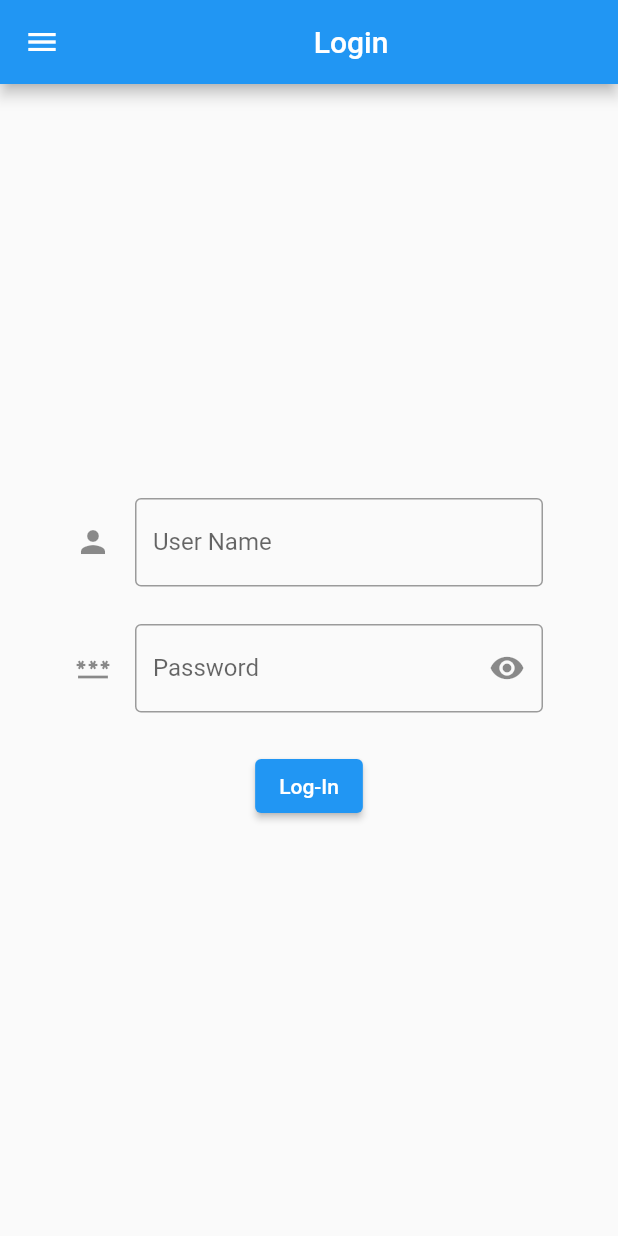
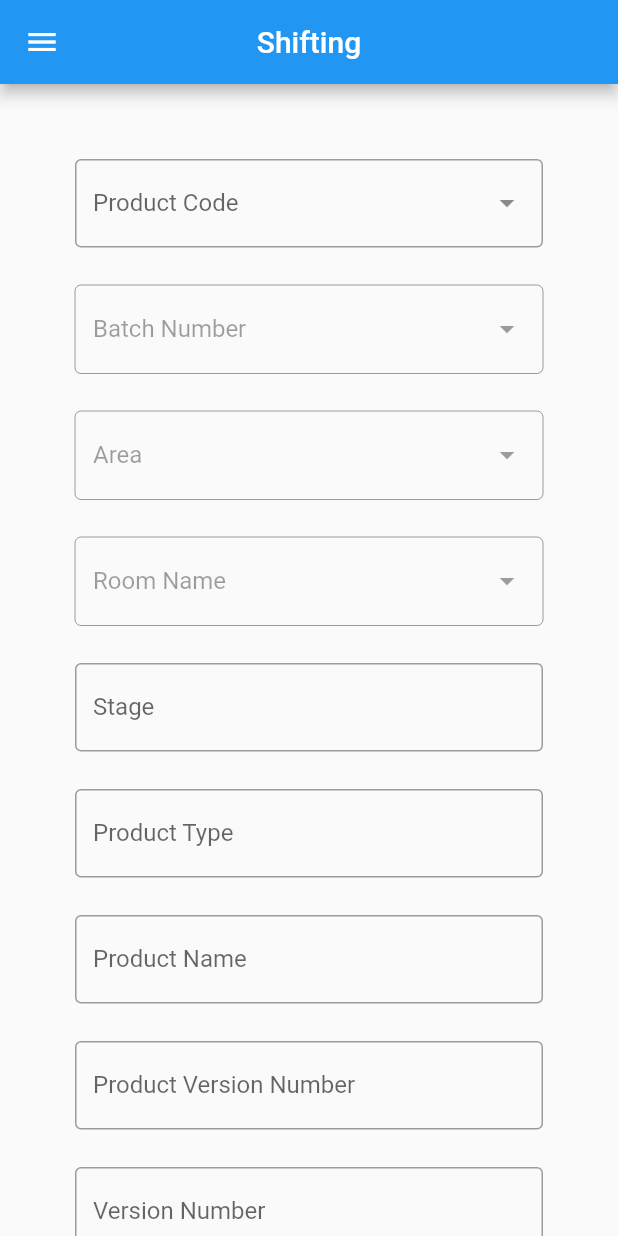
Before and after one commit to Pradeep2328/Pradeep2328, a Flutter app: the screen it shows after launch, on a phone screen of 412 x 824 dp. Run offline on Flutter 3.47's test engine with Material 2 defaults, Android fonts, the phone set to English and light mode, and no system bars; drawn by our look-alikes of dropdown_search; our stand-ins replace dio; missing offline and left inert: network_info_plus.

Commit message:
Shifting Till Scan Complete

```diff
--- a/lib/common/messages.dart
+++ b/lib/common/messages.dart
@@ -1,8 +1,3 @@
-class LoginScreenMessages {
-  static const userNameTextFieldEmpty = 'Please enter user name';
-  static const passwordTextFieldEmpty = 'Please enter user name';
-}
-
 class App {
   static const title = 'Granulation';
 }
--- /dev/null
+++ b/lib/common/urls.dart
@@ -0,0 +1,7 @@
+class ServerUrl {
+  static late final String apiUrl;
+}
+
+class ShiftingUrl {
+  static final productCodeUrl = '${ServerUrl.apiUrl}/product-code';
+}
--- /dev/null
+++ b/lib/common/widgets.dart
@@ -0,0 +1,122 @@
+import 'dart:io';
+import 'package:dropdown_search/dropdown_search.dart';
+import 'package:flutter/material.dart';
+import 'package:flutter/foundation.dart';
+import 'package:granulation/view/device_info.dart';
+
+class UserScaffold {
+  static AppBar appBar(String title) {
+    return AppBar(
+      centerTitle: true,
+      title: Text(title),
+    );
+  }
+
+  static Drawer drawer(BuildContext context) {
+    return Drawer(
+      child: ListView(
+        padding: EdgeInsets.zero,
+        children: <Widget>[
+          DrawerHeader(
+            decoration: const BoxDecoration(
+              color: Colors.blue,
+            ),
+            child: Image.asset(
+              'images/tantrasoft-logo.jpg',
+              width: 100.0,
+              height: 100.0,
+            ),
+          ),
+          ListTile(
+            leading: const Icon(Icons.miscellaneous_services),
+            iconColor: Colors.blue,
+            title: const Text(
+              'Device Information',
+              style: TextStyle(
+                fontWeight: FontWeight.bold,
+              ),
+            ),
+            textColor: Colors.black,
+            onTap: () {
+              Navigator.push(
+                context,
+                MaterialPageRoute(
+                  builder: (context) => DeviceInfo(),
+                ),
+              );
+              //Navigator.pop(context);
+            },
+          ),
+          ListTile(
+            leading: const Icon(Icons.contact_support),
+            iconColor: Colors.blue,
+            title: const Text(
+              'Contact Us',
+              style: TextStyle(
+                fontWeight: FontWeight.bold,
+              ),
+            ),
+            textColor: Colors.black,
+            onTap: () {
+              //TODO Implement Contact Us
+              Navigator.pop(context);
+            },
+          ),
+          ListTile(
+            leading: const Icon(Icons.group),
+            iconColor: Colors.blue,
+            title: const Text(
+              'About Us',
+              style: TextStyle(
+                fontWeight: FontWeight.bold,
+              ),
+            ),
+            textColor: Colors.black,
+            onTap: () {
+              //TODO Implement About Us
+              Navigator.pop(context);
+            },
+          ),
+          ListTile(
+            leading: const Icon(Icons.logout),
+            iconColor: Colors.red,
+            title: const Text(
+              'Logout',
+              style: TextStyle(
+                fontWeight: FontWeight.bold,
+              ),
+            ),
+            textColor: Colors.red,
+            onTap: () async {
+              await showDialog<void>(
+                context: context,
+                builder: (context) {
+                  return AlertDialog(
+                    title: const Text('Logout'),
+                    content: const Text('Do you wih to logout?'),
+                    actions: <Widget>[
+                      TextButton(
+                        onPressed: () {
+                          //TODO Implement Logout API and push replace login page
+                          Navigator.pop(context);
+                        },
+                        child: const Text('Logout'),
+                      ),
+                      TextButton(
+                        onPressed: () {
+                          Navigator.pop(context);
+                        },
+                        child: const Text('Cancel'),
+                      ),
+                    ],
+                  );
+                },
+              );
+              Navigator.pop(context);
+            },
+          ),
+        ],
+      ),
+    );
+  }
+}
--- a/lib/main.dart
+++ b/lib/main.dart
@@ -1,5 +1,6 @@
 import 'package:flutter/material.dart';
 import 'package:granulation/view/login.dart';
+import 'package:granulation/view/shifting.dart';
 
 void main() {
   runApp(const MainApp());
@@ -11,7 +12,8 @@ class MainApp extends StatelessWidget {
   @override
   Widget build(BuildContext context) {
     return const MaterialApp(
-      home: LogIn(),
+      home: Shifting(),
+      //home: LogIn(),
     );
   }
 }
--- /dev/null
+++ b/lib/models/shifting/product_code.dart
@@ -0,0 +1,44 @@
+class ProductCodeModel {
+  final String id;
+  final DateTime createdAt;
+  final String name;
+  final String avatar;
+
+  ProductCodeModel({
+    required this.id,
+    required this.createdAt,
+    required this.name,
+    required this.avatar,
+  });
+
+  factory ProductCodeModel.fromJson(Map<String, dynamic> json) {
+    return ProductCodeModel(
+      id: json["id"],
+      createdAt: json["createdAt"] = DateTime.parse(json["createdAt"]),
+      name: json["name"],
+      avatar: json["avatar"],
+    );
+  }
+
+  static List<ProductCodeModel> fromJsonList(List list) {
+    return list.map((item) => ProductCodeModel.fromJson(item)).toList();
+  }
+
+  ///this method will prevent the override of toString
+  String userAsString() {
+    return '#$id $name';
+  }
+
+  ///this method will prevent the override of toString
+  bool userFilterByCreationDate(String filter) {
+    return createdAt.toString().contains(filter);
+  }
+
+  ///custom comparing function to check if two users are equal
+  bool isEqual(ProductCodeModel model) {
+    return id == model.id;
+  }
+
+  @override
+  String toString() => name;
+}
--- /dev/null
+++ b/lib/view/shifting.dart
@@ -0,0 +1,286 @@
+import 'package:dio/dio.dart';
+import 'package:flutter/material.dart';
+import 'package:granulation/common/widgets.dart';
+import 'package:dropdown_search/dropdown_search.dart';
+import 'package:granulation/models/shifting/product_code.dart';
+
+class Shifting extends StatefulWidget {
+  const Shifting({Key? key}) : super(key: key);
+
+  @override
+  _ShiftingState createState() => _ShiftingState();
+}
+
+class _ShiftingState extends State<Shifting> {
+  final _formKey = GlobalKey<FormState>();
+  TextEditingController processOrderNumberController = TextEditingController();
+  String productCode = '';
+  String batchNumber = '';
+  String area = '';
+  String roomName = '';
+
+  @override
+  Widget build(BuildContext context) {
+    return Scaffold(
+      appBar: UserScaffold.appBar('Shifting'),
+      drawer: UserScaffold.drawer(context),
+      body: SingleChildScrollView(
+        child: Form(
+          key: _formKey,
+          child: Padding(
+            padding: const EdgeInsets.all(50.0),
+            child: Column(
+              mainAxisAlignment: MainAxisAlignment.center,
+              crossAxisAlignment: CrossAxisAlignment.center,
+              children: <Widget>[
+                //Product Code
+                DropdownSearch<String>(
+                  mode: Mode.MENU,
+                  showSelectedItems: true,
+                  showSearchBox: true,
+                  dropdownSearchDecoration: const InputDecoration(
+                    label: Text('Product Code'),
+                    focusColor: Colors.blue,
+                    border: OutlineInputBorder(
+                      borderSide: BorderSide(
+                        style: BorderStyle.solid,
+                      ),
+                    ),
+                  ),
+                  validator: (value) {
+                    if (value == null || value.isEmpty) {
+                      return 'Please select Product Code';
+                    }
+                    return null;
+                  },
+                  onFind: (text) async {
+                    var response = await Dio()
+                        .get('http://5d85ccfb1e61af001471bf60.mockapi.io/user');
+                    var models = ProductCodeModel.fromJsonList(response.data);
+                    final List<String> productNames =
+                        models.map((product) => product.name).toList();
+                    return productNames;
+                  },
+                  onChanged: (value) => setState(
+                    () {
+                      productCode = value ?? '';
+                    },
+                  ),
+                ),
+                const SizedBox(
+                  height: 25.0,
+                ),
+                //Batch Number
+                DropdownSearch<String>(
+                  enabled: productCode.isNotEmpty ? true : false,
+                  mode: Mode.MENU,
+                  showSelectedItems: true,
+                  showSearchBox: true,
+                  dropdownSearchDecoration: const InputDecoration(
+                    label: Text('Batch Number'),
+                    focusColor: Colors.blue,
+                    border: OutlineInputBorder(
+                      borderSide: BorderSide(
+                        style: BorderStyle.solid,
+                      ),
+                    ),
+                  ),
+                  validator: (value) {
+                    if (value == null || value.isEmpty) {
+                      return 'Please select Batch Number';
+                    }
+                    return null;
+                  },
+                  onFind: (text) async {
+                    var response = await Dio()
+                        .get('http://5d85ccfb1e61af001471bf60.mockapi.io/user');
+                    var models = ProductCodeModel.fromJsonList(response.data);
+                    final List<String> productNames =
+                        models.map((product) => product.name).toList();
+                    return productNames;
+                  },
+                  onChanged: (value) => setState(
+                    () {
+                      batchNumber = value ?? '';
+                    },
+                  ),
+                ),
+                const SizedBox(
+                  height: 25.0,
+                ),
+                //Area
+                DropdownSearch<String>(
+                  enabled: batchNumber.isNotEmpty ? true : false,
+                  mode: Mode.MENU,
+                  showSelectedItems: true,
+                  showSearchBox: true,
+                  dropdownSearchDecoration: const InputDecoration(
+                    label: Text('Area'),
+                    focusColor: Colors.blue,
+                    border: OutlineInputBorder(
+                      borderSide: BorderSide(
+                        style: BorderStyle.solid,
+                      ),
+                    ),
+                  ),
+                  validator: (value) {
+                    if (value == null || value.isEmpty) {
+                      return 'Please select Area';
+                    }
+                    return null;
+                  },
+                  onFind: (text) async {
+                    var response = await Dio()
+                        .get('http://5d85ccfb1e61af001471bf60.mockapi.io/user');
+                    var models = ProductCodeModel.fromJsonList(response.data);
+                    final List<String> productNames =
+                        models.map((product) => product.name).toList();
+                    return productNames;
+                  },
+                  onChanged: (value) => setState(
+                    () {
+                      area = value ?? '';
+                    },
+                  ),
+                ),
+                const SizedBox(
+                  height: 25.0,
+                ),
+                //Room Name
+                DropdownSearch<String>(
+                  enabled: area.isNotEmpty ? true : false,
+                  mode: Mode.MENU,
+                  showSelectedItems: true,
+                  showSearchBox: true,
+                  dropdownSearchDecoration: const InputDecoration(
+                    label: Text('Room Name'),
+                    focusColor: Colors.blue,
+                    border: OutlineInputBorder(
+                      borderSide: BorderSide(
+                        style: BorderStyle.solid,
+                      ),
+                    ),
+                  ),
+                  validator: (value) {
+                    if (value == null || value.isEmpty) {
+                      return 'Please select Room Name';
+                    }
+                    return null;
+                  },
+                  onFind: (text) async {
+                    var response = await Dio()
+                        .get('http://5d85ccfb1e61af001471bf60.mockapi.io/user');
+                    var models = ProductCodeModel.fromJsonList(response.data);
+                    final List<String> productNames =
+                        models.map((product) => product.name).toList();
+                    return productNames;
+                  },
+                  onChanged: (value) => setState(
+                    () {
+                      roomName = value ?? '';
+                    },
+                  ),
+                ),
+                const SizedBox(
+                  height: 25.0,
+                ),
+                TextFormField(
+                  //controller: ,
+                  readOnly: true,
+                  decoration: const InputDecoration(
+                    label: Text('Stage'),
+                    border: OutlineInputBorder(),
+                  ),
+                ),
+                const SizedBox(
+                  height: 25.0,
+                ),
+                TextFormField(
+                  //controller: ,
+                  readOnly: true,
+                  decoration: const InputDecoration(
+                    label: Text('Product Type'),
+                    border: OutlineInputBorder(),
+                  ),
+                ),
+                const SizedBox(
+                  height: 25.0,
+                ),
+                TextFormField(
+                  //controller: ,
+                  readOnly: true,
+                  decoration: const InputDecoration(
+                    label: Text('Product Name'),
+                    border: OutlineInputBorder(),
+                  ),
+                ),
+                const SizedBox(
+                  height: 25.0,
+                ),
+                TextFormField(
+                  //controller: ,
+                  readOnly: true,
+                  decoration: const InputDecoration(
+                    label: Text('Product Version Number'),
+                    border: OutlineInputBorder(),
+                  ),
+                ),
+                const SizedBox(
+                  height: 25.0,
+                ),
+                TextFormField(
+                  //controller: ,
+                  readOnly: true,
+                  decoration: const InputDecoration(
+                    label: Text('Version Number'),
+                    border: OutlineInputBorder(),
+                  ),
+                ),
+                const SizedBox(
+                  height: 25.0,
+                ),
+                TextFormField(
+                  //controller: ,
+                  readOnly: true,
+                  decoration: const InputDecoration(
+                    label: Text('BMR Number'),
+                    border: OutlineInputBorder(),
+                  ),
+                ),
+                const SizedBox(
+                  height: 25.0,
+                ),
+                TextFormField(
+                  //controller: ,
+                  readOnly: true,
+                  decoration: const InputDecoration(
+                    label: Text('BMR Version Number'),
+                    border: OutlineInputBorder(),
+                  ),
+                ),
+                const SizedBox(
+                  height: 25.0,
+                ),
+                TextFormField(
+                  controller: processOrderNumberController,
+                  readOnly: true,
+                  decoration: const InputDecoration(
+                    label: Text('Process Order Number'),
+                    border: OutlineInputBorder(),
+                  ),
+                ),
+                const SizedBox(
+                  height: 25.0,
+                ),
+                ElevatedButton(
+                  onPressed: () {},
+                  child: const Text('Scan'),
+                ),
+              ],
+            ),
+          ),
+        ),
+      ),
+    );
+  }
+}
```
Also changed, not shown: lib/view/device_info.dart (added, +56 -0 lines), lib/view/login.dart (+48 -21 lines), pubspec.yaml (+7 -5 lines), lib/models/login.dart (added), lib/models/login.model.dart (deleted), pubspec.lock, 2 other files.
